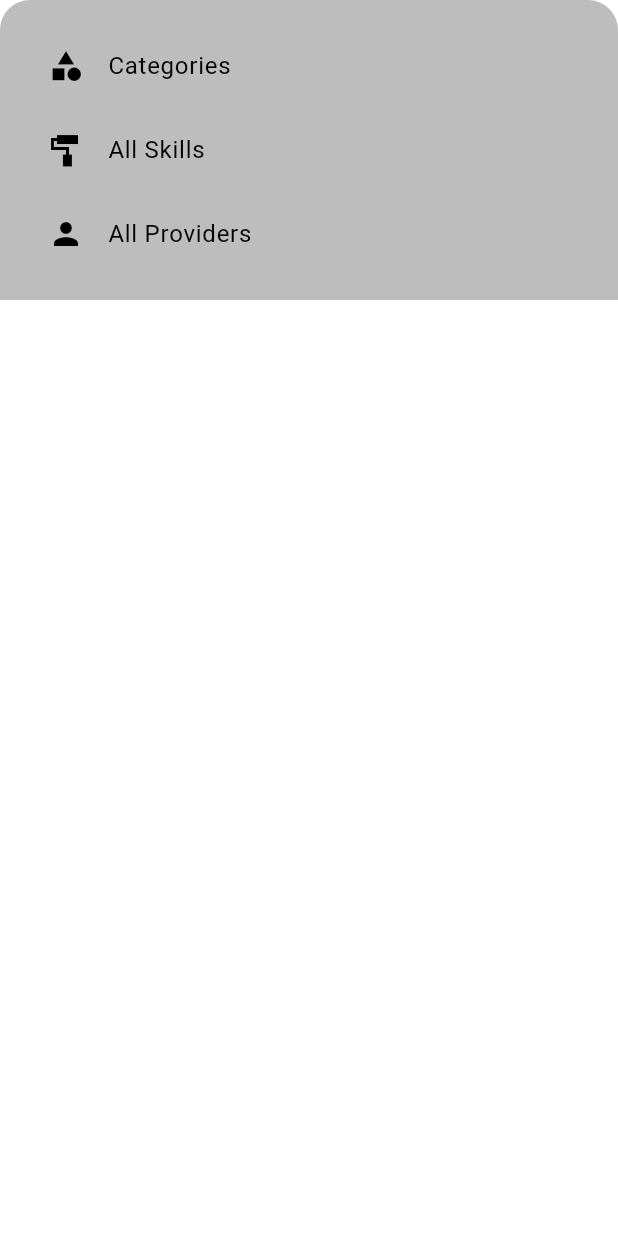
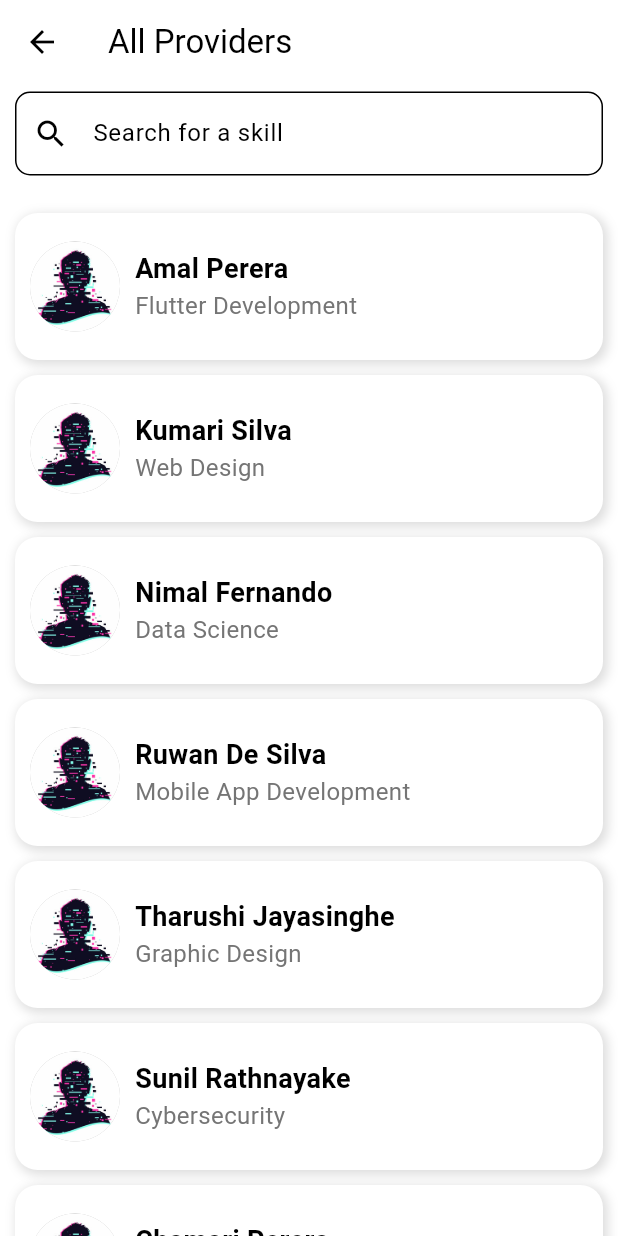
Before and after one commit to Amikzz/project_skillswap, a Flutter app: the MenuBottomSheet widget shown alone on an empty page, opened directly, after a tap on "All Providers", on a phone screen of 412 x 824 dp. Run offline on Flutter 3.47's test engine with Material 3 defaults, Android fonts, the phone set to English and light mode, and no system bars; our stand-ins replace shared_preferences; accounts and stored records are empty.

Commit message:
1st Semester Last Commit

```diff
--- /dev/null
+++ b/lib/lists/allproviderlist.dart
@@ -0,0 +1,61 @@
+import 'package:project_skillswap/models/allprovidermodel.dart';
+
+final List<Provider> providers = [
+  Provider(profilePhoto: 'images/defaultprofile.jpg', name: 'Amal Perera', skill: 'Flutter Development'),
+  Provider(profilePhoto: 'images/defaultprofile.jpg', name: 'Kumari Silva', skill: 'Web Design'),
+  Provider(profilePhoto: 'images/defaultprofile.jpg', name: 'Nimal Fernando', skill: 'Data Science'),
+  Provider(profilePhoto: 'images/defaultprofile.jpg', name: 'Ruwan De Silva', skill: 'Mobile App Development'),
+  Provider(profilePhoto: 'images/defaultprofile.jpg', name: 'Tharushi Jayasinghe', skill: 'Graphic Design'),
+  Provider(profilePhoto: 'images/defaultprofile.jpg', name: 'Sunil Rathnayake', skill: 'Cybersecurity'),
+  Provider(profilePhoto: 'images/defaultprofile.jpg', name: 'Chamari Perera', skill: 'AI and Machine Learning'),
+  Provider(profilePhoto: 'images/defaultprofile.jpg', name: 'Lasantha Gunawardena', skill: 'Software Testing'),
+  Provider(profilePhoto: 'images/defaultprofile.jpg', name: 'Dilrukshi Wijesinghe', skill: 'Project Management'),
+  Provider(profilePhoto: 'images/defaultprofile.jpg', name: 'Prasad Karunaratne', skill: 'Cloud Computing'),
+  Provider(profilePhoto: 'images/defaultprofile.jpg', name: 'Rukshan Wickramasinghe', skill: 'Database Management'),
+  Provider(profilePhoto: 'images/defaultprofile.jpg', name: 'Dulani Samarasinghe', skill: 'UI/UX Design'),
+  Provider(profilePhoto: 'images/defaultprofile.jpg', name: 'Shanika Rajapaksha', skill: 'DevOps'),
+  Provider(profilePhoto: 'images/defaultprofile.jpg', name: 'Mohan Perera', skill: 'Network Administration'),
+  Provider(profilePhoto: 'images/defaultprofile.jpg', name: 'Gayan Alwis', skill: 'SEO Optimization'),
+  Provider(profilePhoto: 'images/defaultprofile.jpg', name: 'Harsha Abeysekera', skill: 'Digital Marketing'),
+  Provider(profilePhoto: 'images/defaultprofile.jpg', name: 'Upul Jayawardene', skill: 'System Analysis'),
+  Provider(profilePhoto: 'images/defaultprofile.jpg', name: 'Kasun Ranatunga', skill: 'Content Writing'),
+  Provider(profilePhoto: 'images/defaultprofile.jpg', name: 'Dilini De Silva', skill: 'E-commerce Development'),
+  Provider(profilePhoto: 'images/defaultprofile.jpg', name: 'Isuru Wijeratne', skill: 'Blockchain Development'),
+  Provider(profilePhoto: 'images/defaultprofile.jpg', name: 'Naduni Bandara', skill: 'Game Development'),
+  Provider(profilePhoto: 'images/defaultprofile.jpg', name: 'Anura Senanayake', skill: 'Big Data Analytics'),
+  Provider(profilePhoto: 'images/defaultprofile.jpg', name: 'Saman Kumara', skill: 'Robotics'),
+  Provider(profilePhoto: 'images/defaultprofile.jpg', name: 'Ayesha Perera', skill: 'Business Analysis'),
+  Provider(profilePhoto: 'images/defaultprofile.jpg', name: 'Lahiru Jayasuriya', skill: 'IT Support'),
+  Provider(profilePhoto: 'images/defaultprofile.jpg', name: 'Nirosha Gamage', skill: 'Video Editing'),
+  Provider(profilePhoto: 'images/defaultprofile.jpg', name: 'Chathura Bandara', skill: 'Social Media Management'),
+  Provider(profilePhoto: 'images/defaultprofile.jpg', name: 'Gayan Perera', skill: 'AR/VR Development'),
+  Provider(profilePhoto: 'images/defaultprofile.jpg', name: 'Amal Perera', skill: 'Painting'),
+  Provider(profilePhoto: 'images/defaultprofile.jpg', name: 'Kumari Silva', skill: 'Plumbing'),
+  Provider(profilePhoto: 'images/defaultprofile.jpg', name: 'Nimal Fernando', skill: 'General Household Activities'),
+  Provider(profilePhoto: 'images/defaultprofile.jpg', name: 'Ruwan De Silva', skill: 'Electrical Work'),
+  Provider(profilePhoto: 'images/defaultprofile.jpg', name: 'Tharushi Jayasinghe', skill: 'Carpentry'),
+  Provider(profilePhoto: 'images/defaultprofile.jpg', name: 'Sunil Rathnayake', skill: 'Masonry'),
+  Provider(profilePhoto: 'images/defaultprofile.jpg', name: 'Chamari Perera', skill: 'Welding'),
+  Provider(profilePhoto: 'images/defaultprofile.jpg', name: 'Lasantha Gunawardena', skill: 'Cleaning Services'),
+  Provider(profilePhoto: 'images/defaultprofile.jpg', name: 'Dilrukshi Wijesinghe', skill: 'Gardening'),
+  Provider(profilePhoto: 'images/defaultprofile.jpg', name: 'Prasad Karunaratne', skill: 'Pest Control'),
+  Provider(profilePhoto: 'images/defaultprofile.jpg', name: 'Rukshan Wickramasinghe', skill: 'Pet Grooming'),
+  Provider(profilePhoto: 'images/defaultprofile.jpg', name: 'Dulani Samarasinghe', skill: 'Catering Services'),
+  Provider(profilePhoto: 'images/defaultprofile.jpg', name: 'Shanika Rajapaksha', skill: 'Handyman Services'),
+  Provider(profilePhoto: 'images/defaultprofile.jpg', name: 'Mohan Perera', skill: 'Furniture Assembly'),
+  Provider(profilePhoto: 'images/defaultprofile.jpg', name: 'Gayan Alwis', skill: 'Window Cleaning'),
+  Provider(profilePhoto: 'images/defaultprofile.jpg', name: 'Harsha Abeysekera', skill: 'Roof Repair'),
+  Provider(profilePhoto: 'images/defaultprofile.jpg', name: 'Upul Jayawardene', skill: 'Landscaping'),
+  Provider(profilePhoto: 'images/defaultprofile.jpg', name: 'Kasun Ranatunga', skill: 'Pool Maintenance'),
+  Provider(profilePhoto: 'images/defaultprofile.jpg', name: 'Dilini De Silva', skill: 'Security System Installation'),
+  Provider(profilePhoto: 'images/defaultprofile.jpg', name: 'Isuru Wijeratne', skill: 'Painting'),
+  Provider(profilePhoto: 'images/defaultprofile.jpg', name: 'Naduni Bandara', skill: 'Plumbing'),
+  Provider(profilePhoto: 'images/defaultprofile.jpg', name: 'Anura Senanayake', skill: 'General Household Activities'),
+  Provider(profilePhoto: 'images/defaultprofile.jpg', name: 'Saman Kumara', skill: 'Electrical Work'),
+  Provider(profilePhoto: 'images/defaultprofile.jpg', name: 'Ayesha Perera', skill: 'Carpentry'),
+  Provider(profilePhoto: 'images/defaultprofile.jpg', name: 'Lahiru Jayasuriya', skill: 'Masonry'),
+  Provider(profilePhoto: 'images/defaultprofile.jpg', name: 'Nirosha Gamage', skill: 'Welding'),
+  Provider(profilePhoto: 'images/defaultprofile.jpg', name: 'Chathura Bandara', skill: 'Cleaning Services'),
+  Provider(profilePhoto: 'images/defaultprofile.jpg', name: 'Gayan Perera', skill: 'Gardening'),
+  Provider(profilePhoto: 'images/defaultprofile.jpg', name: 'Ruwanthi Rathnayake', skill: 'Pest Control'),
+];
--- a/lib/views/main.dart
+++ b/lib/main.dart
@@ -13,6 +13,8 @@ import 'package:project_skillswap/views/notifications.dart';
 import 'package:project_skillswap/views/instructionsharer.dart';
 import 'package:project_skillswap/views/profile.dart';
 
+import 'views/allproviders.dart';
+
 void main() {
   runApp(const MyApp());
 }
@@ -23,7 +25,6 @@ class MyApp extends StatefulWidget {
   @override
   State<MyApp> createState() => _MyAppState();
 }
-
 
 class _MyAppState extends State<MyApp> {
 
@@ -47,6 +48,7 @@ class _MyAppState extends State<MyApp> {
         '/instructions': (context) => const Instructions(),
         '/categories': (context) => const SkillCategoriesPage(),
         '/allskills': (context) => const AllSkillsPage(),
+        '/allproviders': (context) => const AllProviderPage(),
       },
       debugShowCheckedModeBanner: false,
     );
--- /dev/null
+++ b/lib/models/allprovidermodel.dart
@@ -0,0 +1,11 @@
+class Provider {
+  final String profilePhoto;
+  final String name;
+  final String skill;
+
+  Provider({
+    required this.profilePhoto,
+    required this.name,
+    required this.skill,
+  });
+}
--- /dev/null
+++ b/lib/views/allproviders.dart
@@ -0,0 +1,98 @@
+import 'package:flutter/material.dart';
+import 'package:project_skillswap/lists/allproviderlist.dart';
+
+class AllProviderPage extends StatelessWidget {
+  const AllProviderPage({super.key});
+
+  @override
+  Widget build(BuildContext context) {
+    return Scaffold(
+      resizeToAvoidBottomInset: false,
+      appBar: AppBar(
+        title: const Text('All Providers'),
+      ),
+      body: Column(
+        children: [
+          Padding(
+            padding: const EdgeInsets.symmetric(horizontal: 10.0, vertical: 5.0),
+            child: TextField(
+              decoration: InputDecoration(
+                hintText: 'Search for a skill',
+                prefixIcon: const Icon(Icons.search),
+                border: OutlineInputBorder(
+                  borderRadius: BorderRadius.circular(10),
+                ),
+              ),
+            ),
+          ),
+          const SizedBox(height: 10),
+          Expanded(
+            child: OrientationBuilder(
+              builder: (context, orientation) {
+                return GridView.builder(
+                  padding: const EdgeInsets.all(10),
+                  gridDelegate: SliverGridDelegateWithFixedCrossAxisCount(
+                    crossAxisCount: orientation == Orientation.portrait ? 1 : 2,
+                    childAspectRatio: 4,
+                    crossAxisSpacing: 10,
+                    mainAxisSpacing: 10,
+                  ),
+                  itemCount: providers.length,
+                  itemBuilder: (context, index) {
+                    final provider = providers[index];
+                    return Container(
+                      padding: const EdgeInsets.all(10),
+                      decoration: BoxDecoration(
+                        borderRadius: BorderRadius.circular(15),
+                        color: Theme.of(context).colorScheme.onSecondary,
+                        boxShadow: [
+                          BoxShadow(
+                            color: Theme.of(context).colorScheme.primary.withOpacity(0.5),
+                            blurRadius: 5,
+                            spreadRadius: 1,
+                            offset: const Offset(2, 2),
+                          ),
+                        ],
+                      ),
+                      child: Row(
+                        children: [
+                          CircleAvatar(
+                            radius: 30,
+                            backgroundImage: AssetImage(provider.profilePhoto),
+                          ),
+                          const SizedBox(width: 10),
+                          Column(
+                            crossAxisAlignment: CrossAxisAlignment.start,
+                            mainAxisAlignment: MainAxisAlignment.center,
+                            children: [
+                              Text(
+                                provider.name,
+                                style: const TextStyle(
+                                  fontSize: 18,
+                                  fontWeight: FontWeight.bold,
+                                  fontFamily: 'Roboto',
+                                ),
+                              ),
+                              Text(
+                                provider.skill,
+                                style: TextStyle(
+                                  fontSize: 16,
+                                  fontFamily: 'Roboto',
+                                  color: Theme.of(context).colorScheme.secondary,
+                                ),
+                              ),
+                            ],
+                          ),
+                        ],
+                      ),
+                    );
+                  },
+                );
+              },
+            ),
+          ),
+        ],
+      ),
+    );
+  }
+}
--- a/lib/views/allskills.dart
+++ b/lib/views/allskills.dart
@@ -7,6 +7,7 @@ class AllSkillsPage extends StatelessWidget {
   @override
   Widget build(BuildContext context) {
     return Scaffold(
+      resizeToAvoidBottomInset: false,
       appBar: AppBar(
         title: const Text('All Skills'),
       ),
--- a/lib/views/fabmenu.dart
+++ b/lib/views/fabmenu.dart
@@ -22,6 +22,9 @@ class _MenuBottomSheetState extends State<MenuBottomSheet> {
     };
     menuItems[1]['ontap'] = () {
       Navigator.pushNamed(context, '/allskills');
+    };
+    menuItems[2]['ontap'] = () {
+      Navigator.pushNamed(context, '/allproviders');
     };
 
     return Container(
--- a/lib/views/instructionsharer.dart
+++ b/lib/views/instructionsharer.dart
@@ -1,4 +1,3 @@
-import 'package:flutter/cupertino.dart';
 import 'package:flutter/material.dart';
 
 class Instructions extends StatelessWidget {
--- a/pubspec.yaml
+++ b/pubspec.yaml
@@ -99,6 +99,7 @@ flutter:
      - images/copywrite2.jpg
      - images/posterhang1.jpg
      - images/posthang2.jpg
+     - images/defaultprofile.jpg
 
   # An image asset can refer to one or more resolution-specific "variants", see
   # https://flutter.dev/assets-and-images/#resolution-aware
```
Also changed, not shown: images/defaultprofile.jpg (added), 1 other file.
